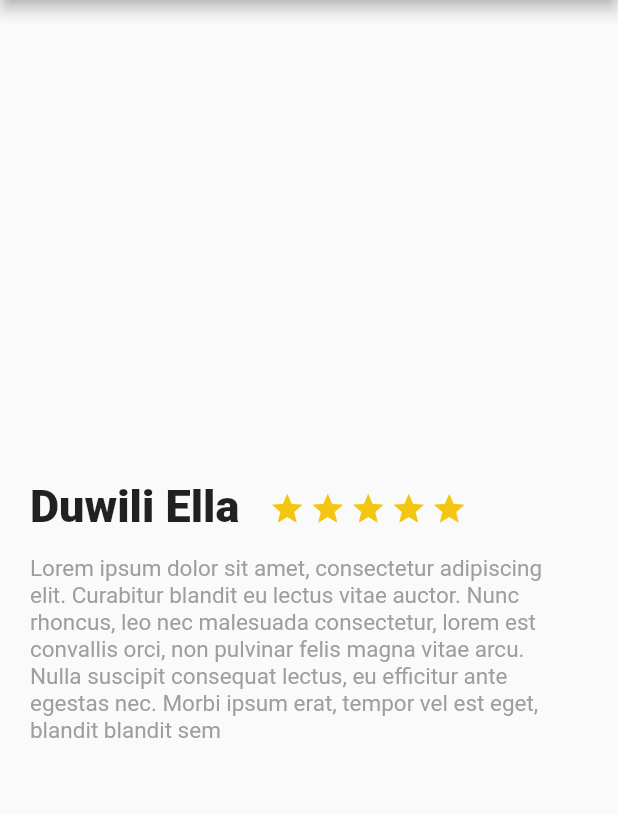
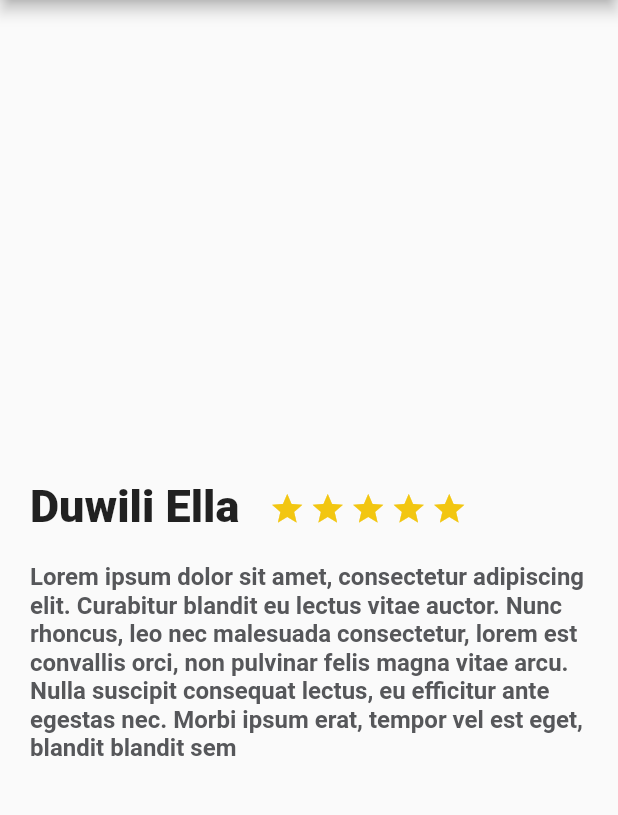
Before and after one commit to SwaXTech/Trips, a Flutter app: the screen it shows after launch, on a phone screen of 412 x 824 dp, the part 84-899 px from its top. Run offline on Flutter 3.47's test engine with Material 2 defaults, Android fonts, the phone set to English and light mode, and no system bars.

Commit message:
Fix description places

```diff
--- a/lib/description_places.dart
+++ b/lib/description_places.dart
@@ -4,17 +4,27 @@ class DescriptionPlace extends StatelessWidget{
   @override
   Widget build(BuildContext context) {
 
-    final description = Text("Lorem ipsum dolor sit amet, consectetur adipiscing"
-        " elit. Curabitur blandit eu lectus vitae auctor. Nunc rhoncus, leo nec "
-        "malesuada consectetur, lorem est convallis orci, non pulvinar felis "
-        "magna vitae arcu. Nulla suscipit consequat lectus, eu efficitur ante "
-        "egestas nec. Morbi ipsum erat, tempor vel est eget, blandit blandit sem",
+    final description =Container(
+      margin: EdgeInsets.only(
+          top: 20.0,
+          left: 20.0,
+          right: 20.0
+      ),
+      child: Text("Lorem ipsum dolor sit amet, consectetur adipiscing"
+          " elit. Curabitur blandit eu lectus vitae auctor. Nunc rhoncus, leo nec "
+          "malesuada consectetur, lorem est convallis orci, non pulvinar felis "
+          "magna vitae arcu. Nulla suscipit consequat lectus, eu efficitur ante "
+          "egestas nec. Morbi ipsum erat, tempor vel est eget, blandit blandit sem",
 
-        style: TextStyle(
-          color: Colors.grey,
-          fontSize: 15.0
+        style: const TextStyle(
+            color: Color(0xFF56575a),
+            fontSize: 16.0,
+            fontWeight: FontWeight.bold
         ),
+      ),
     );
+
+
 
     final star = Container(
       margin: EdgeInsets.only(
@@ -69,14 +79,8 @@ class DescriptionPlace extends StatelessWidget{
     final titleAndDesc = Column(
       children: [
         titleStars,
-        Container(
-          margin: EdgeInsets.only(
-            top: 15.0,
-            left: 20.0,
-            right: 40.0
-          ),
-          child: description,
-        )
+        description
+
       ],
     );
 
```
